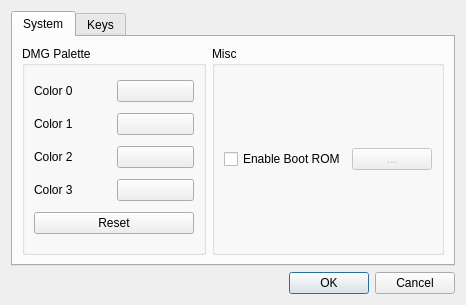
First picture: the form in srcs/ui/Preference.ui, repository noctuelles/gbemu, before the edit.
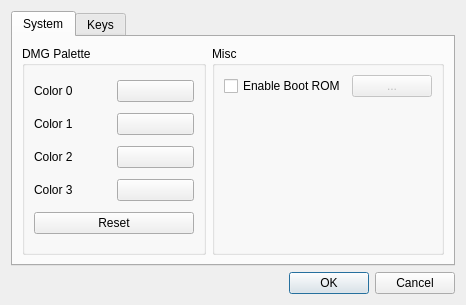
Second picture: the form after the edit.

Commit message: feat: added boot rom option.

What changed in the file:
```diff
--- a/srcs/ui/Preference.ui
+++ b/srcs/ui/Preference.ui
@@ -139,6 +139,13 @@
             </item>
            </layout>
           </item>
+          <item>
+           <widget class="QLabel" name="bootRomFilename">
+            <property name="text">
+             <string/>
+            </property>
+           </widget>
+          </item>
          </layout>
         </widget>
        </item>
```
Left out of the diff: 2 changed lines with no effect on the pictures. The commit also changes 14 other files.
